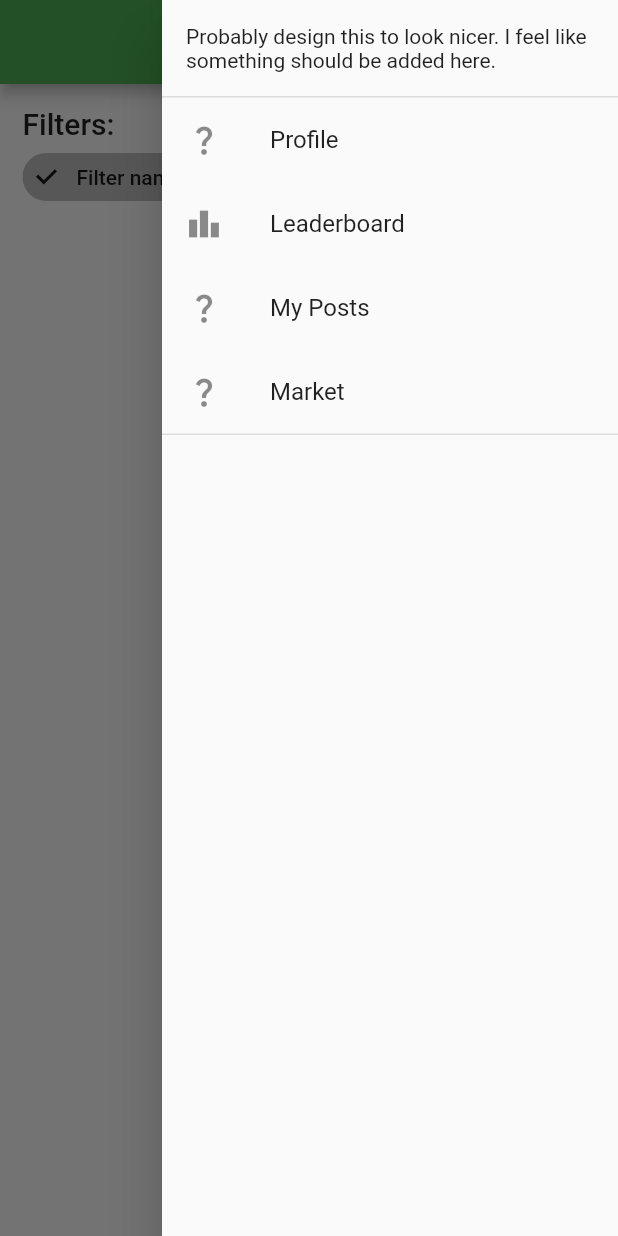
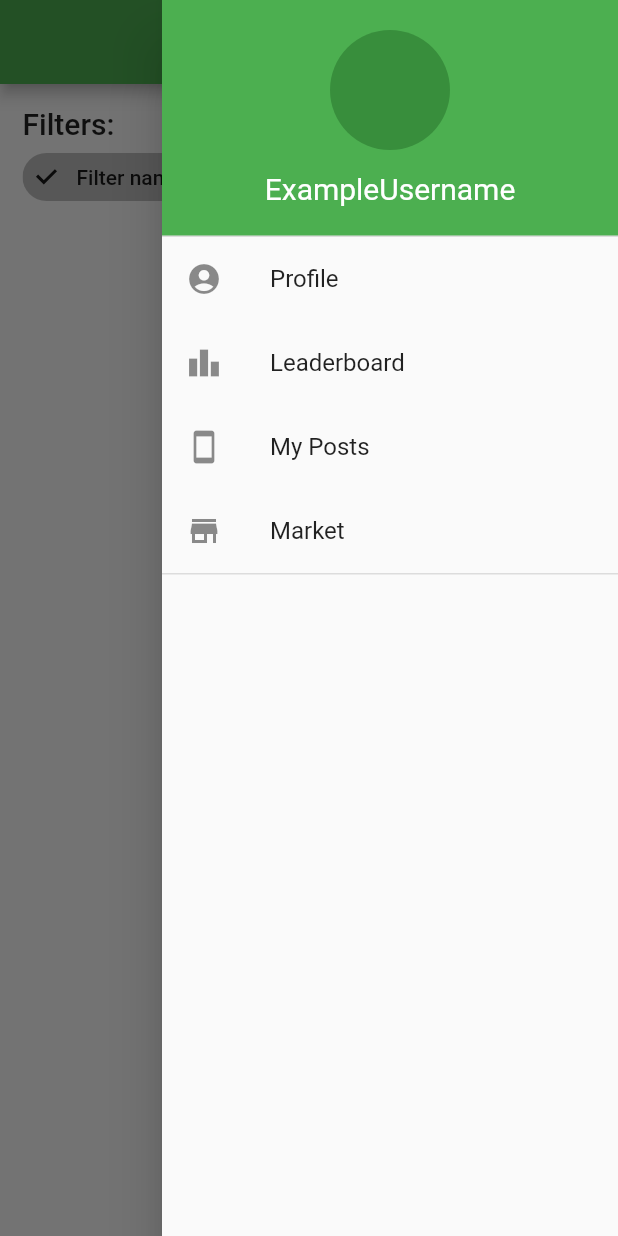
Before and after one commit to Software-Development-2022-2023/community-connect, a Flutter app: the screen it shows after launch, with the side drawer open, on a phone screen of 412 x 824 dp. Run offline on Flutter 3.47's test engine with Material 2 defaults, Android fonts, the phone set to English and light mode, and no system bars; our stand-ins replace firebase_core, firebase_database, image_picker; accounts and stored records are empty.

Commit message:
feat(drawer): complete design of navigation drawer

```diff
--- a/lib/main.dart
+++ b/lib/main.dart
@@ -101,10 +101,21 @@ class _ModeNavigationState extends State<ModeNavigation> {
         endDrawer: Drawer(
           child: ListView(
             children: [
-              const Padding(
-                padding: EdgeInsets.all(16.0),
-                child: Text(
-                  "Probably design this to look nicer. I feel like something should be added here.",
+              Container(
+                color: Theme.of(context).primaryColor,
+                padding: const EdgeInsets.all(20.0),
+                child: Column(
+                  children: const [
+                    CircleAvatar(
+                      radius: 40,
+                      backgroundImage: null, // TODO: Add badge profile picture.
+                    ),
+                    SizedBox(height: 14,),
+                    Text(
+                      "ExampleUsername", // TODO: Change to actual username.
+                      style: TextStyle(fontSize: 20, color: Colors.white),
+                    ),
+                  ],
                 ),
               ),
               const Divider(
@@ -112,7 +123,7 @@ class _ModeNavigationState extends State<ModeNavigation> {
                 thickness: 1,
               ),
               ListTile(
-                leading: const Icon(Icons.question_mark),
+                leading: const Icon(Icons.account_circle),
                 title: Text("Profile", style: Theme.of(context).textTheme.titleMedium,),
                 selected: _selectedDrawerIndex == 0,
                 onTap: () => _selectDrawerIndex(0),
@@ -124,13 +135,13 @@ class _ModeNavigationState extends State<ModeNavigation> {
                 onTap: () => _selectDrawerIndex(0),
               ),
               ListTile(
-                leading: const Icon(Icons.question_mark),
+                leading: const Icon(Icons.smartphone),
                 title: Text("My Posts", style: Theme.of(context).textTheme.titleMedium,),
                 selected: _selectedDrawerIndex == 0,
                 onTap: () => _selectDrawerIndex(0),
               ),
               ListTile(
-                leading: const Icon(Icons.question_mark),
+                leading: const Icon(Icons.store),
                 title: Text("Market", style: Theme.of(context).textTheme.titleMedium,),
                 selected: _selectedDrawerIndex == 0,
                 onTap: () => _selectDrawerIndex(0),
```
